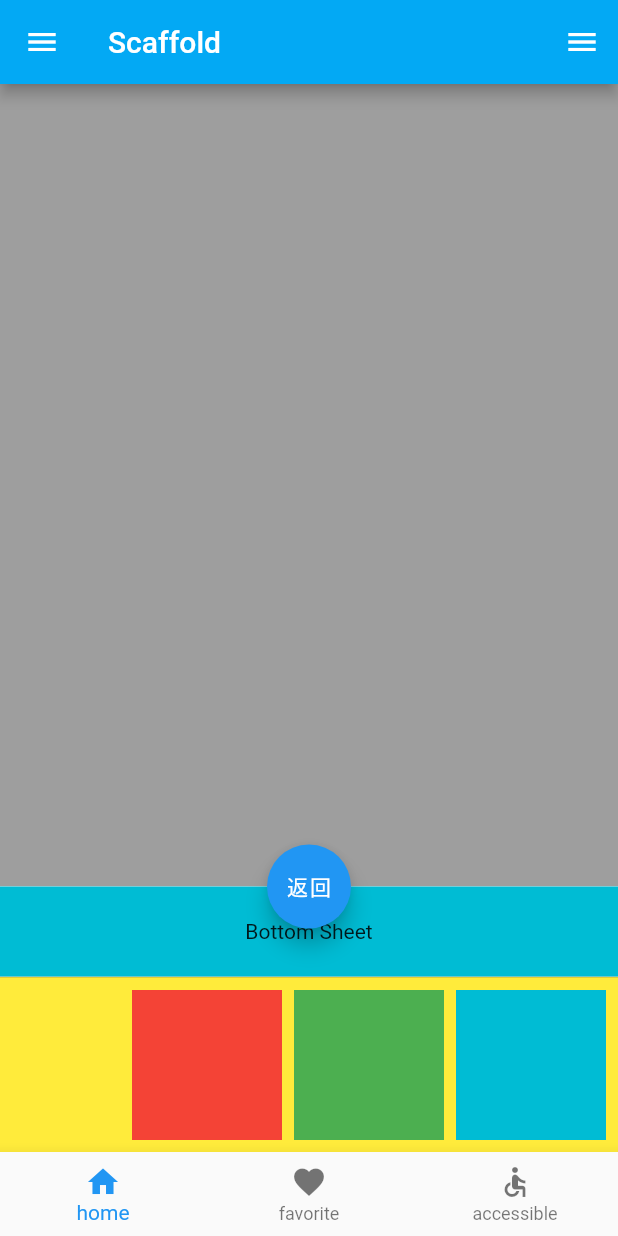
After one commit to Maojunhao/FMStudyApp, a Flutter app: the FMScaffoldVC screen opened directly, on a phone screen of 412 x 824 dp. The commit adds this screen. Run offline on Flutter 3.47's test engine with Material 2 defaults, Android fonts, the phone set to English and light mode, and no system bars; our stand-ins replace transparent_image; network calls fail.

Commit message:
scaffold.dart 完成

```diff
--- a/FMStudyApp/lib/Widgets/BaseWidget/basewidget_vc.dart
+++ b/FMStudyApp/lib/Widgets/BaseWidget/basewidget_vc.dart
@@ -6,7 +6,7 @@ import 'package:FMStudyApp/Widgets/BaseWidget/image.dart';
 import 'package:FMStudyApp/Widgets/BaseWidget/text.dart';
 import 'package:FMStudyApp/Widgets/BaseWidget/icon.dart';
 import 'package:FMStudyApp/Widgets/BaseWidget/raisedbutton.dart';
-import 'package:FMStudyApp/Widgets/BaseWidget/scaffold.dart';
+import 'package:FMStudyApp/Widgets/Material_components/scaffold.dart';
 import 'package:FMStudyApp/Widgets/BaseWidget/appbar.dart';
 import 'package:FMStudyApp/Widgets/BaseWidget/flutterlogo.dart';
 import 'package:FMStudyApp/Widgets/BaseWidget/placeholder.dart';
@@ -96,6 +96,8 @@ class FMBaseWidgetState extends State<FMBaseWidgetVC>{
                         return FMIconVC();
                       } else if (func["name"] == "RaisedButton") {
                         return FMRaisedButtonVC();
+                      } else if (func["name"] == "Scaffold") {
+                        return FMRaisedButtonVC();
                       }
 
 
--- a/FMStudyApp/lib/Widgets/Material_components/material_components_vc.dart
+++ b/FMStudyApp/lib/Widgets/Material_components/material_components_vc.dart
@@ -1,4 +1,5 @@
 import 'package:flutter/material.dart';
+import 'package:FMStudyApp/Widgets/Material_components/scaffold.dart';
 
 class FMMaterialComponentsVC extends StatefulWidget {
   final func;
@@ -26,7 +27,7 @@ class  FMMaterialComponentsState extends State<FMMaterialComponentsVC>{
     funcLists.add({"name": "MaterialApp", "desc": "一个方便的widget，它封装了应用程序实现Material Design所需要的一些widget。"});
     funcLists.add({"name": "WidgetsApp", "desc": "一个方便的类，它封装了应用程序通常需要的一些widget。"});
     funcLists.add({"name": "Drawer", "desc": "从Scaffold边缘水平滑动以显示应用程序中导航链接的Material Design面板。"});
-    funcLists.add({"name": "Appbar", "desc": "一个Material Design应用程序栏，由工具栏和其他可能的widget（如TabBar和FlexibleSpaceBar）组成。"});
+    funcLists.add({"name": "FloatingActionButton", "desc": "一个圆形图标按钮，它悬停在内容之上，以展示应用程序中的主要动作。FloatingActionButton通常用于Scaffold.floatingActionButton字段。"});
 
     setState(() {
 
@@ -65,6 +66,19 @@ class  FMMaterialComponentsState extends State<FMMaterialComponentsVC>{
                       fontSize: 15.0,
                     ),
                   ),
+                  onTap: (){
+                    Navigator.push(
+                      context,
+                      MaterialPageRoute(builder: (context){
+                        if (func["name"] == "Scaffold") {
+                          return FMScaffoldVC();
+                        } else if (func["name"] == "Appbar") {
+                          return FMScaffoldVC();
+                        }
+                        return FMScaffoldVC();
+                      }),
+                    );
+                  },
                 );
               }
           ),
--- /dev/null
+++ b/FMStudyApp/lib/Widgets/Material_components/scaffold.dart
@@ -0,0 +1,113 @@
+import 'package:flutter/material.dart';
+
+class FMScaffoldVC extends StatefulWidget {
+  FMScaffoldVC({Key key}) : super(key: key);
+  @override
+  FMScaffoldState createState() => FMScaffoldState();
+}
+
+class FMScaffoldState extends State<FMScaffoldVC> {
+  @override
+  Widget build(BuildContext context) {
+    // TODO: implement build
+    return Container(
+      child: Scaffold(
+        appBar: _appBar(),
+        body: _body(),
+        floatingActionButton: _floatingActionButton(),
+        floatingActionButtonLocation: FloatingActionButtonLocation.centerDocked,
+        floatingActionButtonAnimator: FloatingActionButtonAnimator.scaling,
+        persistentFooterButtons: _persistentFooterButtons(),
+        drawer: Drawer(),
+        endDrawer: Drawer(),
+        bottomNavigationBar: _bottomNavigationBar(),
+        bottomSheet: _bottomSheet(),
+      backgroundColor: Colors.yellow,
+        drawerEnableOpenDragGesture: false,
+          resizeToAvoidBottomPadding: false,
+        resizeToAvoidBottomInset: true,
+      ),
+    );
+  }
+
+  AppBar _appBar(){
+    return AppBar(
+      title: Text('Scaffold'),
+      backgroundColor: Colors.lightBlue,
+    );
+  }
+
+  Container _body(){
+    return Container(
+      color: Colors.grey,
+    );
+  }
+
+  FloatingActionButton _floatingActionButton(){
+    return FloatingActionButton(
+      child: Text('返回'),
+      onPressed: (){
+        Navigator.pop(context);
+      },
+    );
+  }
+
+  List<Widget> _persistentFooterButtons(){
+    return [
+      Container(
+        width: 100,
+        height: 100,
+        color: Colors.red,
+      ),
+      Container(
+        width: 100,
+        height: 100,
+        color: Colors.green,
+      ),
+      Container(
+        width: 100,
+        height: 100,
+        color: Colors.cyan,
+      ),
+    ];
+  }
+
+  BottomNavigationBar _bottomNavigationBar(){
+    return BottomNavigationBar(
+      items: [
+        BottomNavigationBarItem(
+          icon: Icon(
+              Icons.home
+          ),
+          title: Text('home'),
+        ),
+        BottomNavigationBarItem(
+          icon: Icon(
+              Icons.favorite
+          ),
+          title: Text('favorite'),
+        ),
+        BottomNavigationBarItem(
+          icon: Icon(
+              Icons.accessible
+          ),
+          title: Text('accessible'),
+        ),
+      ],
+    );
+  }
+
+  BottomSheet _bottomSheet(){
+    return BottomSheet(
+        onClosing: (){},
+        builder: (BuildContext context){
+          return Container(
+            height: 60,
+            color: Colors.cyan,
+            child: Text('Bottom Sheet'),
+            alignment: Alignment.center,
+          );
+        },
+    );
+  }
+}
```
Also changed, not shown: FMStudyApp/lib/Widgets/BaseWidget/scaffold.dart (deleted).
